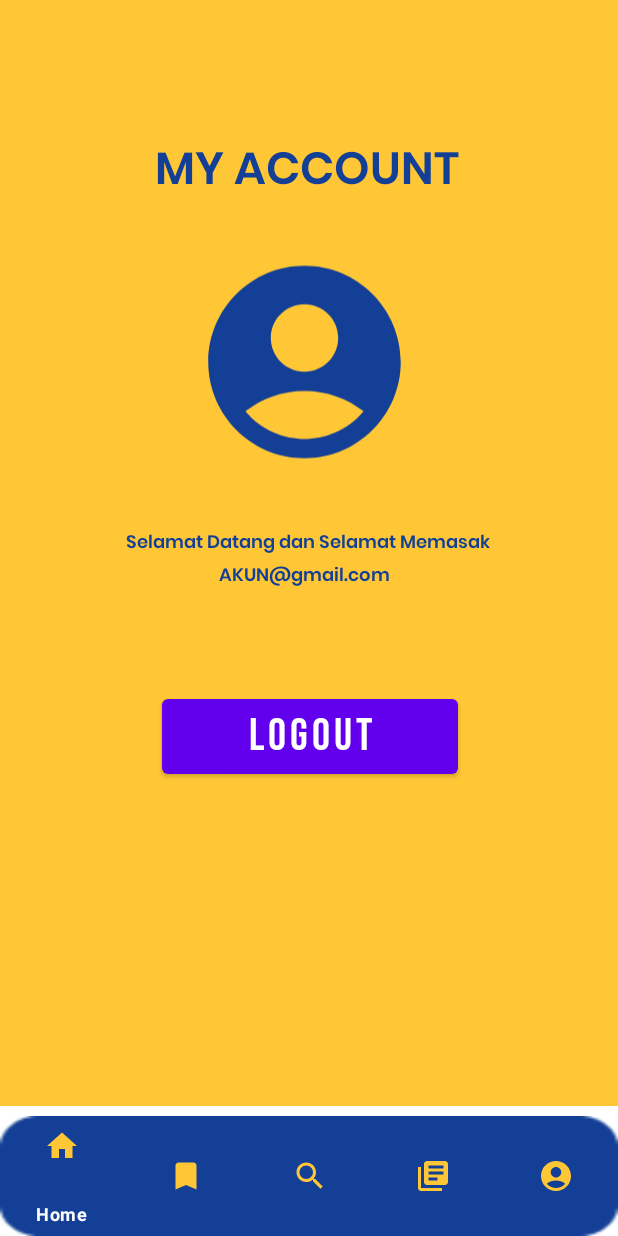
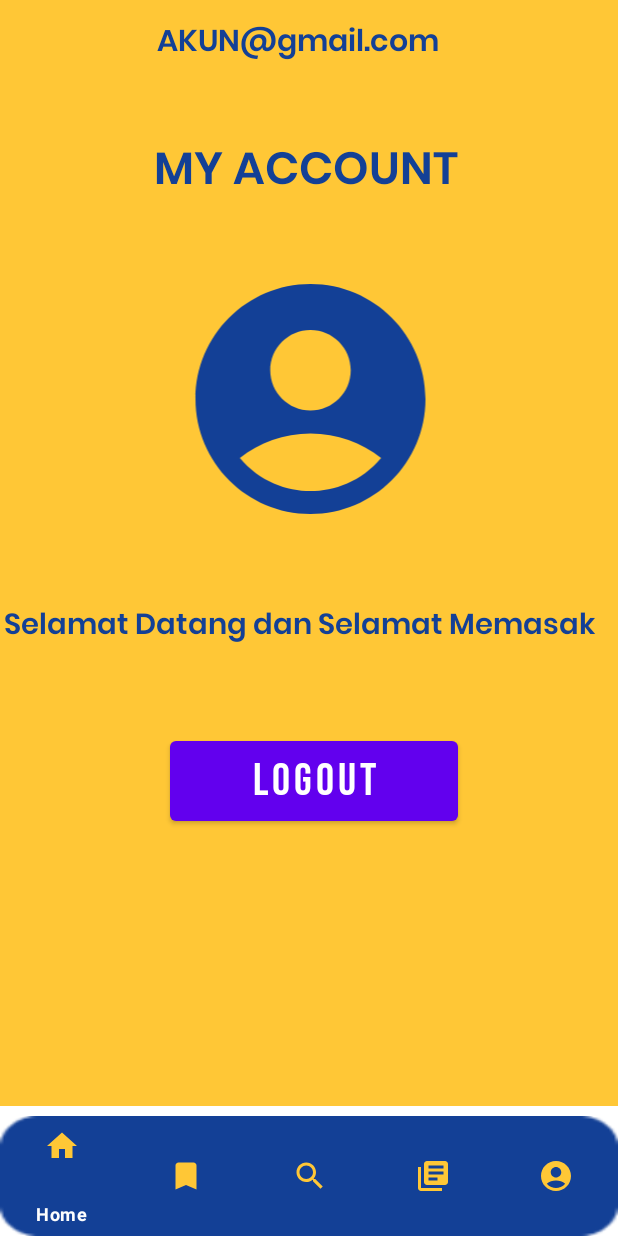
Before and after one commit to katonjr/RecetasDeComidakelompok5, an Android app: the fragment AccountFragment placed in its activity, on a phone screen of 412 x 824 dp. Run offline under Robolectric (Android 15) with nearby library versions, the phone set to English and light mode, and no system bars; our stand-ins replace Firebase (no records; nobody signed in at launch, a user with empty details on screens opened directly); Roboto replaces fonts that are not available here.

```diff
--- a/app/src/main/java/com/example/recetasdecomida/AccountFragment.kt
+++ b/app/src/main/java/com/example/recetasdecomida/AccountFragment.kt
@@ -1,32 +1,25 @@
 package com.example.recetasdecomida
 
+import android.content.Intent
 import android.os.Bundle
 import androidx.fragment.app.Fragment
 import android.view.LayoutInflater
 import android.view.View
 import android.view.ViewGroup
+import android.widget.Button
+import android.widget.TextView
+import com.google.firebase.FirebaseApp
+import com.google.firebase.auth.FirebaseAuth
 
-// TODO: Rename parameter arguments, choose names that match
-// the fragment initialization parameters, e.g. ARG_ITEM_NUMBER
-private const val ARG_PARAM1 = "param1"
-private const val ARG_PARAM2 = "param2"
 
-/**
- * A simple [Fragment] subclass.
- * Use the [AccountFragment.newInstance] factory method to
- * create an instance of this fragment.
- */
 class AccountFragment : Fragment() {
-    // TODO: Rename and change types of parameters
-    private var param1: String? = null
-    private var param2: String? = null
+    private lateinit var button: Button
+    private lateinit var textView: TextView
+    private lateinit var firebaseApp: FirebaseAuth
 
     override fun onCreate(savedInstanceState: Bundle?) {
         super.onCreate(savedInstanceState)
-        arguments?.let {
-            param1 = it.getString(ARG_PARAM1)
-            param2 = it.getString(ARG_PARAM2)
-        }
+
     }
 
     override fun onCreateView(
@@ -37,23 +30,18 @@ class AccountFragment : Fragment() {
         return inflater.inflate(R.layout.fragment_account, container, false)
     }
 
-    companion object {
-        /**
-         * Use this factory method to create a new instance of
-         * this fragment using the provided parameters.
-         *
-         * @param param1 Parameter 1.
-         * @param param2 Parameter 2.
-         * @return A new instance of fragment AccountFragment.
-         */
-        // TODO: Rename and change types and number of parameters
-        @JvmStatic
-        fun newInstance(param1: String, param2: String) =
-            AccountFragment().apply {
-                arguments = Bundle().apply {
-                    putString(ARG_PARAM1, param1)
-                    putString(ARG_PARAM2, param2)
-                }
-            }
+    override fun onViewCreated(view: View, savedInstanceState: Bundle?) {
+        super.onViewCreated(view, savedInstanceState)
+        button = view.findViewById(R.id.buttonlogout)
+        textView = view.findViewById(R.id.emailuser)
+        firebaseApp = FirebaseAuth.getInstance()
+        textView.text = firebaseApp.currentUser!!.email
+        button.setOnClickListener {
+            firebaseApp.signOut()
+            val keluar = Intent(requireContext(),login :: class.java)
+            startActivity(keluar)
+            requireActivity().finish()
+        }
+
     }
 }
--- a/app/src/main/java/com/example/recetasdecomida/login.kt
+++ b/app/src/main/java/com/example/recetasdecomida/login.kt
@@ -21,7 +21,7 @@ class login : AppCompatActivity() {
         firebase = FirebaseAuth.getInstance()
         editEmail = findViewById(R.id.emaillogin)
         editPassword = findViewById(R.id.passwordlogin)
-        btnLogin = findViewById(R.id.buttonkelogin)
+        btnLogin = findViewById(R.id.buttonmasuk)
 
         btnLogin.setOnClickListener {
             val getEmail = editEmail.text.toString()
--- a/app/src/main/java/com/example/recetasdecomida/signup.kt
+++ b/app/src/main/java/com/example/recetasdecomida/signup.kt
@@ -22,7 +22,7 @@ class signup : AppCompatActivity() {
         firebase = FirebaseAuth.getInstance()
         editEmail = findViewById(R.id.emailsignup)
         editPassword = findViewById(R.id.passwordsignup)
-        btnSignup = findViewById(R.id.buttonkesignup)
+        btnSignup = findViewById(R.id.buttonsimpanakun)
 
 
 
@@ -46,7 +46,7 @@ class signup : AppCompatActivity() {
 
 
 
-        var loginn: Button =findViewById(R.id.buttonlogin)
+        var loginn: Button =findViewById(R.id.buttonkelogin)
         loginn.setOnClickListener({val intent = Intent(this, login::class.java)
             startActivity(intent)})
     }
--- a/app/src/main/res/layout/activity_login.xml
+++ b/app/src/main/res/layout/activity_login.xml
@@ -164,7 +164,7 @@ Tenang, Kami Ada Solusinya."
             app:srcCompat="@drawable/gambarlogin" />
 
         <Button
-            android:id="@+id/buttonkelogin"
+            android:id="@+id/buttonmasuk"
             android:layout_width="288dp"
             android:layout_height="67dp"
             android:layout_alignParentStart="true"
--- a/app/src/main/res/layout/activity_signup.xml
+++ b/app/src/main/res/layout/activity_signup.xml
@@ -90,7 +90,7 @@
             app:srcCompat="@drawable/kotakputih" />
 
         <Button
-            android:id="@+id/buttonlogin"
+            android:id="@+id/buttonsimpanakun"
             android:layout_width="288dp"
             android:layout_height="67dp"
             android:layout_alignParentStart="true"
@@ -108,7 +108,7 @@
             tools:ignore="TextSizeCheck" />
 
         <Button
-            android:id="@+id/buttonkesignup"
+            android:id="@+id/buttonkelogin"
             android:layout_width="129dp"
             android:layout_height="wrap_content"
             android:layout_alignParentStart="true"
--- a/app/src/main/res/layout/fragment_account.xml
+++ b/app/src/main/res/layout/fragment_account.xml
@@ -23,48 +23,67 @@
             android:id="@+id/myaccount"
             android:layout_width="417dp"
             android:layout_height="wrap_content"
+
             android:layout_alignParentStart="true"
-            android:layout_alignParentTop="true"
             android:layout_alignParentEnd="true"
-            android:layout_marginStart="-6dp"
-            android:layout_marginTop="374dp"
-            android:layout_marginEnd="6dp"
-            android:layout_marginBottom="30dp"
+            android:layout_marginStart="-10dp"
+            android:layout_marginTop="12dp"
+            android:layout_marginEnd="10dp"
+            android:layout_marginBottom="9dp"
             android:fontFamily="@font/poppins_semibold"
             android:gravity="center_horizontal|center_vertical"
             android:lineSpacingExtra="-21sp"
+
             android:text="AKUN@gmail.com"
             android:textColor="#134096"
-            android:textSize="12sp" />
+            android:textSize="20sp" />
 
         <TextView
             android:id="@+id/myaccount3"
             android:layout_width="417dp"
             android:layout_height="wrap_content"
-            android:layout_alignParentStart="true"
-            android:layout_alignParentTop="true"
-            android:layout_alignParentEnd="true"
-            android:layout_marginStart="-3dp"
-            android:layout_marginTop="352dp"
-            android:layout_marginEnd="3dp"
+            android:layout_below="@+id/imageView13"
+            android:layout_alignStart="@+id/imageView13"
+            android:layout_alignEnd="@+id/imageView13"
+            android:layout_marginStart="-114dp"
+            android:layout_marginTop="43dp"
+            android:layout_marginEnd="-99dp"
             android:layout_marginBottom="30dp"
             android:fontFamily="@font/poppins_semibold"
             android:gravity="center_horizontal|center_vertical"
             android:lineSpacingExtra="-21sp"
             android:text="Selamat Datang dan Selamat Memasak"
             android:textColor="#134096"
-            android:textSize="12sp" />
+            android:textSize="19sp" />
+
+        <TextView
+            android:id="@+id/emailuser"
+            android:layout_width="417dp"
+            android:layout_height="wrap_content"
+            android:layout_below="@+id/imageView13"
+            android:layout_alignStart="@+id/imageView13"
+            android:layout_alignEnd="@+id/imageView13"
+            android:layout_marginStart="-116dp"
+            android:layout_marginTop="86dp"
+            android:layout_marginEnd="-96dp"
+            android:layout_marginBottom="30dp"
+            android:fontFamily="@font/poppins_semibold"
+            android:gravity="center_horizontal|center_vertical"
+            android:lineSpacingExtra="-21sp"
+            android:text="email@gmail.com"
+            android:textColor="#134096"
+            android:textSize="19sp" />
 
         <TextView
             android:id="@+id/myaccount2"
-            android:layout_width="412dp"
-            android:layout_height="41dp"
+            android:layout_width="360dp"
+            android:layout_height="wrap_content"
             android:layout_alignParentStart="true"
             android:layout_alignParentTop="true"
             android:layout_alignParentEnd="true"
-            android:layout_marginStart="-1dp"
+            android:layout_marginStart="24dp"
             android:layout_marginTop="89dp"
-            android:layout_marginEnd="6dp"
+            android:layout_marginEnd="33dp"
             android:layout_marginBottom="30dp"
             android:fontFamily="@font/poppins_semibold"
             android:gravity="center_horizontal|center_vertical"
@@ -75,32 +94,30 @@
 
         <ImageView
             android:id="@+id/imageView13"
-            android:layout_width="154dp"
-            android:layout_height="160dp"
-            android:layout_alignParentStart="true"
-            android:layout_alignParentTop="true"
-            android:layout_alignParentEnd="true"
-            android:layout_alignParentBottom="true"
-            android:layout_marginStart="126dp"
-            android:layout_marginTop="161dp"
-            android:layout_marginEnd="137dp"
-            android:layout_marginBottom="416dp"
-            android:tint="@color/my_blue"
-            android:src="@drawable/baseline_account_circle_24" />
+            android:layout_width="204dp"
+            android:layout_height="184dp"
+            android:layout_below="@+id/myaccount2"
+            android:layout_alignStart="@+id/myaccount2"
+            android:layout_alignEnd="@+id/myaccount2"
+            android:layout_marginStart="81dp"
+            android:layout_marginTop="3dp"
+            android:layout_marginEnd="75dp"
+            android:src="@drawable/baseline_account_circle_24"
+            app:tint="@color/my_blue" />
 
         <Button
-            android:id="@+id/button5"
-            android:layout_width="197dp"
-            android:layout_height="62dp"
+            android:id="@+id/buttonlogout"
+            android:layout_width="wrap_content"
+            android:layout_height="65dp"
             android:layout_alignParentStart="true"
             android:layout_alignParentEnd="true"
             android:layout_alignParentBottom="true"
-            android:layout_marginStart="108dp"
+            android:layout_marginStart="113dp"
             android:layout_marginEnd="112dp"
-            android:layout_marginBottom="215dp"
-            android:textSize="30sp"
+            android:layout_marginBottom="184dp"
             android:fontFamily="@font/bebas_neue"
-            android:text="LOGOUT" />
+            android:text="LOGOUT"
+            android:textSize="30sp" />
 
 
     </RelativeLayout>
--- a/app/src/main/res/layout/fragment_search.xml
+++ b/app/src/main/res/layout/fragment_search.xml
@@ -20,7 +20,7 @@
 
 
         <Button
-            android:id="@+id/button"
+            android:id="@+id/buttonlogout"
             android:layout_width="36dp"
             android:layout_height="36dp"
             android:layout_alignParentEnd="true"
```
Also changed, not shown: app/src/main/java/com/example/recetasdecomida/DetailResep.kt (added, +59 -0 lines), app/src/main/res/layout/fragment_detail_resep.xml (added, +14 -0 lines).
